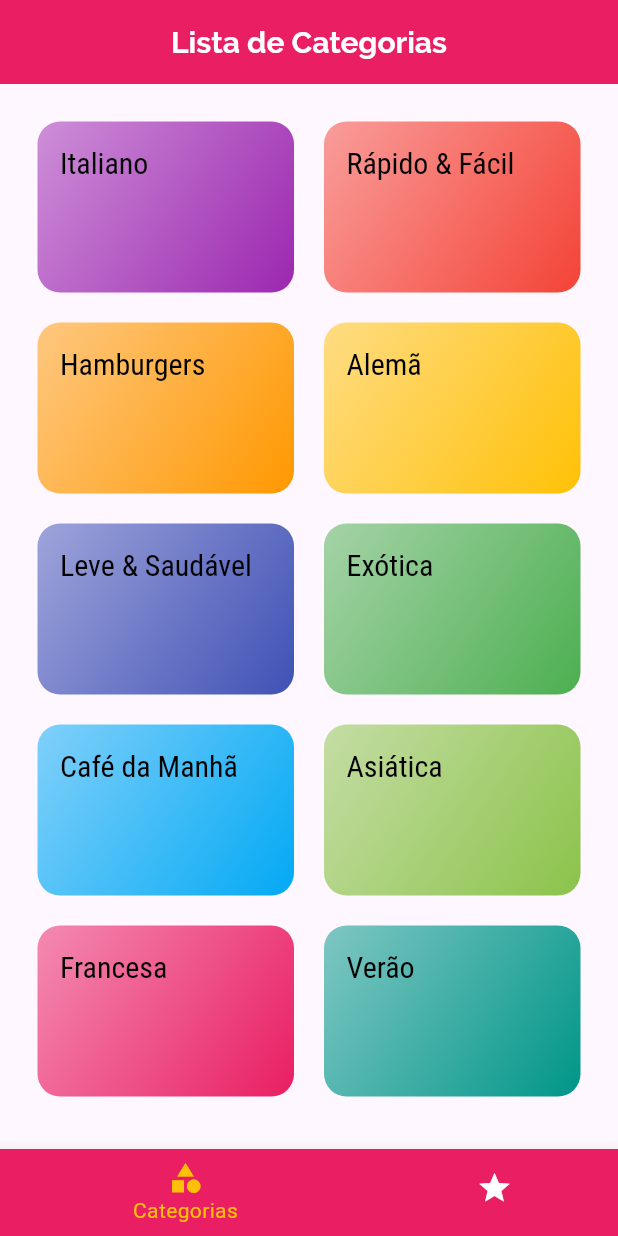
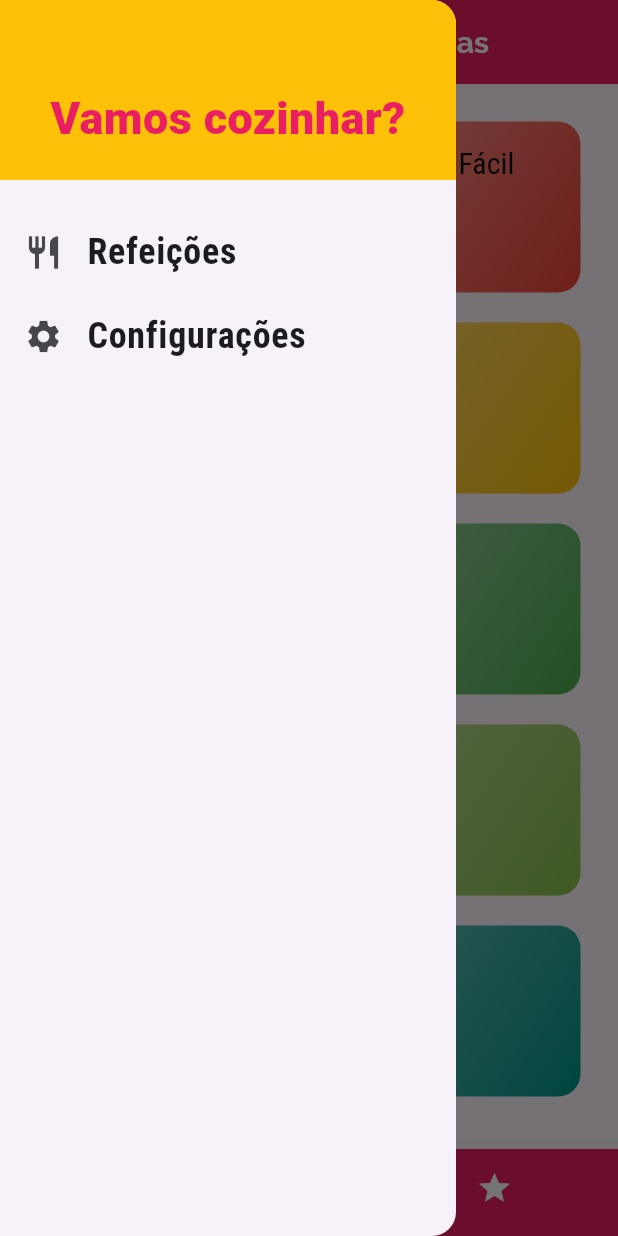
Before and after one commit to MatheusGMartins/meals, a Flutter app: the screen it shows after launch, with the side drawer open (before the commit the screen has no drawer), on a phone screen of 412 x 824 dp. Run offline on Flutter 3.47's test engine with Material 3 defaults, Android fonts, the phone set to English and light mode, and no system bars.

Commit message:
Criação do drawer.

```diff
--- /dev/null
+++ b/lib/components/main_drawer.dart
@@ -0,0 +1,65 @@
+import 'package:flutter/material.dart';
+import 'package:meals/utils/app_routes.dart';
+
+class MainDrawer extends StatelessWidget {
+  Widget _createItem(IconData icon, String label, void Function() onTap) {
+    return ListTile(
+      leading: Icon(
+        icon,
+        size: 26,
+      ),
+      title: Text(
+        label,
+        style: const TextStyle(
+          fontFamily: 'RobotoCondensed',
+          fontSize: 24,
+          fontWeight: FontWeight.bold,
+        ),
+      ),
+      onTap: onTap,
+    );
+  }
+
+  const MainDrawer({super.key});
+
+  @override
+  Widget build(BuildContext context) {
+    return Drawer(
+      child: Column(
+        children: [
+          Container(
+            height: 120,
+            width: double.infinity,
+            padding: const EdgeInsets.all(20),
+            color: Theme.of(context).colorScheme.secondary,
+            alignment: Alignment.bottomRight,
+            child: SizedBox(
+              width: double.infinity,
+              child: Text(
+                textAlign: TextAlign.center,
+                'Vamos cozinhar?',
+                style: TextStyle(
+                  fontWeight: FontWeight.w900,
+                  fontSize: 30,
+                  color: Theme.of(context).colorScheme.primary,
+                ),
+              ),
+            ),
+          ),
+          const SizedBox(height: 20),
+          _createItem(
+            Icons.restaurant,
+            'Refeições',
+            () => Navigator.of(context).pushReplacementNamed(AppRoutes.home),
+          ),
+          _createItem(
+            Icons.settings,
+            'Configurações',
+            () =>
+                Navigator.of(context).pushReplacementNamed(AppRoutes.settings),
+          ),
+        ],
+      ),
+    );
+  }
+}
--- a/lib/main.dart
+++ b/lib/main.dart
@@ -2,6 +2,7 @@ import 'package:flutter/material.dart';
 import 'package:meals/screens/meal_detail_screen.dart';
 import 'package:meals/utils/app_routes.dart';
 import 'screens/categories_meals_screen.dart';
+import 'screens/settings_screen.dart';
 import 'screens/tabs_screen.dart';
 
 void main() => runApp(const MyApp());
@@ -25,9 +26,10 @@ class MyApp extends StatelessWidget {
           ),
           textTheme: ThemeData.light().textTheme.copyWith(
                 titleLarge: const TextStyle(
-                    fontSize: 20,
-                    fontFamily: 'RobotoCondensed',
-                    color: Colors.black),
+                  fontSize: 20,
+                  fontFamily: 'RobotoCondensed',
+                  color: Colors.black,
+                ),
               ),
           appBarTheme: const AppBarTheme(
             titleTextStyle: TextStyle(
@@ -41,6 +43,7 @@ class MyApp extends StatelessWidget {
         AppRoutes.home: (ctx) => const TabsScreen(),
         AppRoutes.categoriesMeals: (ctx) => const CategoriesMealsScreen(),
         AppRoutes.mealDetail: (ctx) => const MealDetailScreen(),
+        AppRoutes.settings: (ctx) => const SettingsScreen(),
       },
       // onGenerateRoute: (settings) {
       //   if (settings.name == '/alguma-coisa') {
--- /dev/null
+++ b/lib/screens/settings_screen.dart
@@ -0,0 +1,25 @@
+import 'package:flutter/material.dart';
+import 'package:meals/components/main_drawer.dart';
+
+class SettingsScreen extends StatelessWidget {
+  const SettingsScreen({super.key});
+
+  @override
+  Widget build(BuildContext context) {
+    return Scaffold(
+      appBar: AppBar(
+        title: SizedBox(
+          width: MediaQuery.of(context).size.width * 0.65,
+          child: const Text(
+            'Configurações',
+            textAlign: TextAlign.center,
+          ),
+        ),
+      ),
+      drawer: const MainDrawer(),
+      body: const Center(
+        child: Text('Configurações'),
+      ),
+    );
+  }
+}
--- a/lib/screens/tabs_screen.dart
+++ b/lib/screens/tabs_screen.dart
@@ -1,6 +1,7 @@
 import 'package:flutter/material.dart';
 import 'package:meals/screens/categories_screen.dart';
 import 'package:meals/screens/favorite_screen.dart';
+import '../components/main_drawer.dart';
 
 class TabsScreen extends StatefulWidget {
   const TabsScreen({super.key});
@@ -36,6 +37,7 @@ class _TabsScreenState extends State<TabsScreen> {
           ),
         ),
       ),
+      drawer: MainDrawer(),
       body: _screens[_selectedScreenIndex]['screen'] as Widget,
       bottomNavigationBar: BottomNavigationBar(
         unselectedItemColor: Colors.white,
--- a/lib/utils/app_routes.dart
+++ b/lib/utils/app_routes.dart
@@ -1,5 +1,6 @@
-class AppRoutes{
+class AppRoutes {
   static const home = '/';
   static const categoriesMeals = '/categories-meals';
   static const mealDetail = '/meal-detail';
+  static const settings = '/settings';
 }
```
